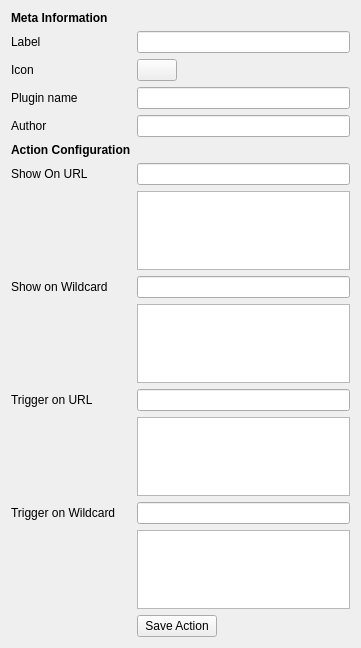
First picture: the form in webappeditor/src/webappaction.ui, repository KDE/silk, before the edit.
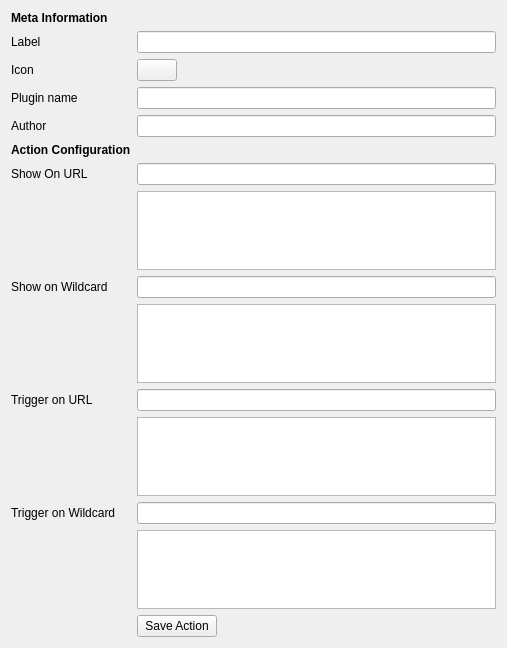
Second picture: the form after the edit. Custom widgets are drawn as their Qt base class.

Diff of the .ui file:
```diff
--- a/webappeditor/src/webappaction.ui
+++ b/webappeditor/src/webappaction.ui
@@ -6,7 +6,7 @@
    <rect>
     <x>0</x>
     <y>0</y>
-    <width>361</width>
+    <width>507</width>
     <height>648</height>
    </rect>
   </property>
```
